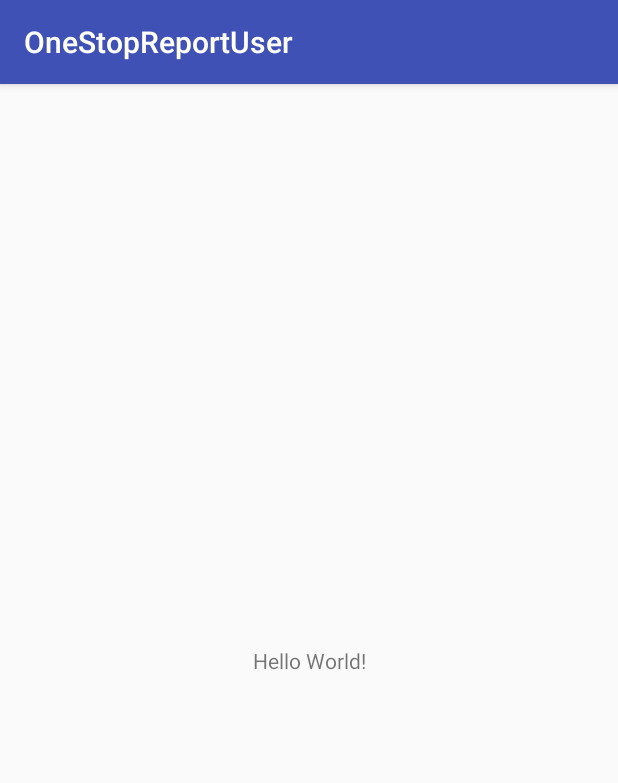
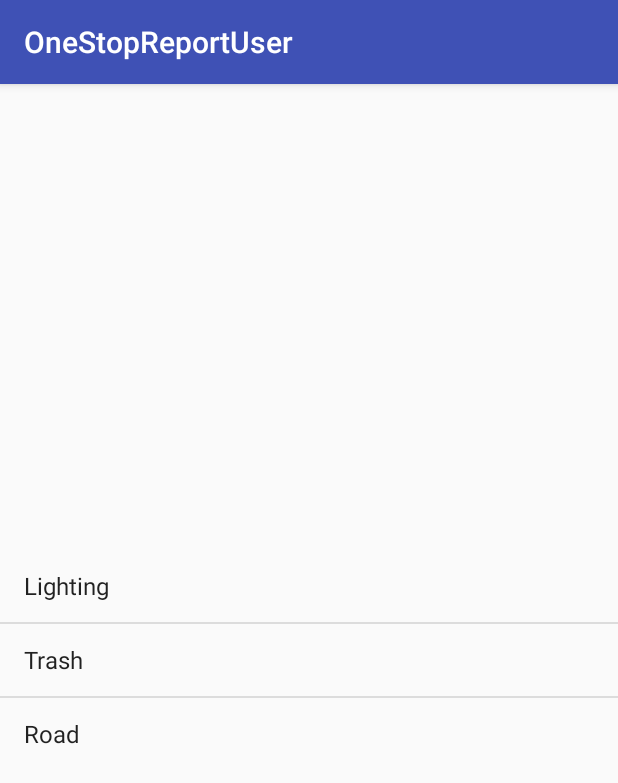
Before and after one commit to DanielSudy/tugraz-mobile-application, an Android app: the screen it shows after launch (MainActivity), on a phone screen of 412 x 824 dp. Shown: the top 783 px of the screen. Run offline under Robolectric (Android 15) with nearby library versions, the phone set to English and light mode, and no system bars; 1 statement that could not run was skipped.

Commit message:
[PB,HU,MR] Create a ListView

```diff
--- a/User/app/src/main/java/at/bytefactory/onestopreportuser/MainActivity.java
+++ b/User/app/src/main/java/at/bytefactory/onestopreportuser/MainActivity.java
@@ -1,7 +1,17 @@
 package at.bytefactory.onestopreportuser;
 
+import android.app.LauncherActivity;
 import android.support.v7.app.AppCompatActivity;
 import android.os.Bundle;
+import android.view.View;
+import android.view.ViewGroup;
+import android.widget.ArrayAdapter;
+import android.widget.BaseAdapter;
+import android.widget.ListView;
+
+import java.lang.reflect.Array;
+import java.util.ArrayList;
+import java.util.List;
 
 public class MainActivity extends AppCompatActivity {
 
@@ -9,5 +19,20 @@ public class MainActivity extends AppCompatActivity {
     protected void onCreate(Bundle savedInstanceState) {
         super.onCreate(savedInstanceState);
         setContentView(R.layout.activity_main);
+
+        final ListView listView = findViewById(R.id.list);
+        ArrayList<String> categories = new ArrayList<String>() {{
+            add("Lighting");
+            add("Trash");
+            add("Road");
+        }};
+        ArrayAdapter adapter = new ArrayAdapter(this, android.R.layout.simple_list_item_1, categories);
+        listView.setAdapter(adapter);
+        listView.setOnClickListener(new View.OnClickListener() {
+            @Override
+            public void onClick(View view) {
+
+            }
+        });
     }
 }
--- a/User/app/src/main/res/layout/activity_main.xml
+++ b/User/app/src/main/res/layout/activity_main.xml
@@ -6,10 +6,10 @@
     android:layout_height="match_parent"
     tools:context="at.bytefactory.onestopreportuser.MainActivity">
 
-    <TextView
+    <ListView
+        android:id="@+id/list"
         android:layout_width="wrap_content"
         android:layout_height="wrap_content"
-        android:text="Hello World!"
         app:layout_constraintBottom_toBottomOf="parent"
         app:layout_constraintLeft_toLeftOf="parent"
         app:layout_constraintRight_toRightOf="parent"
```
